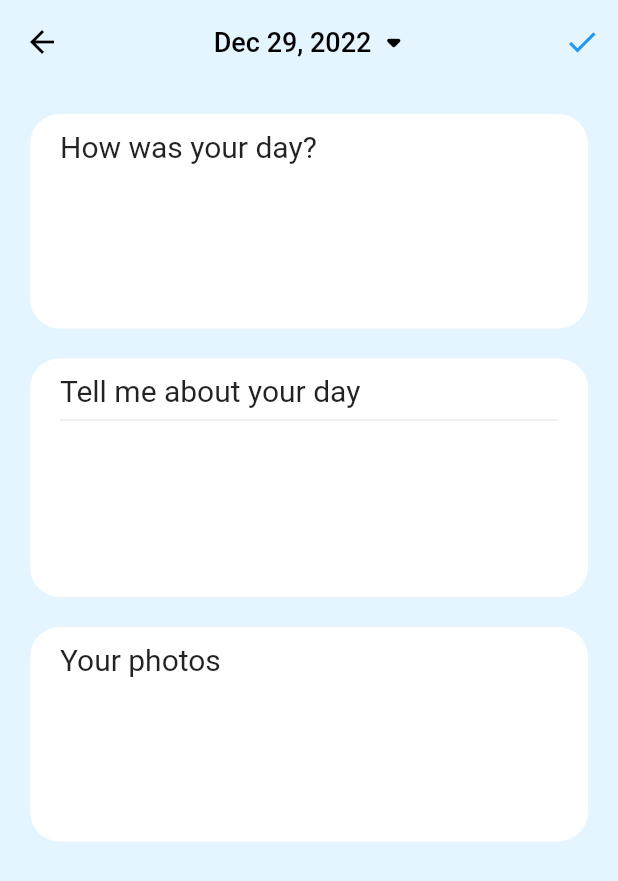
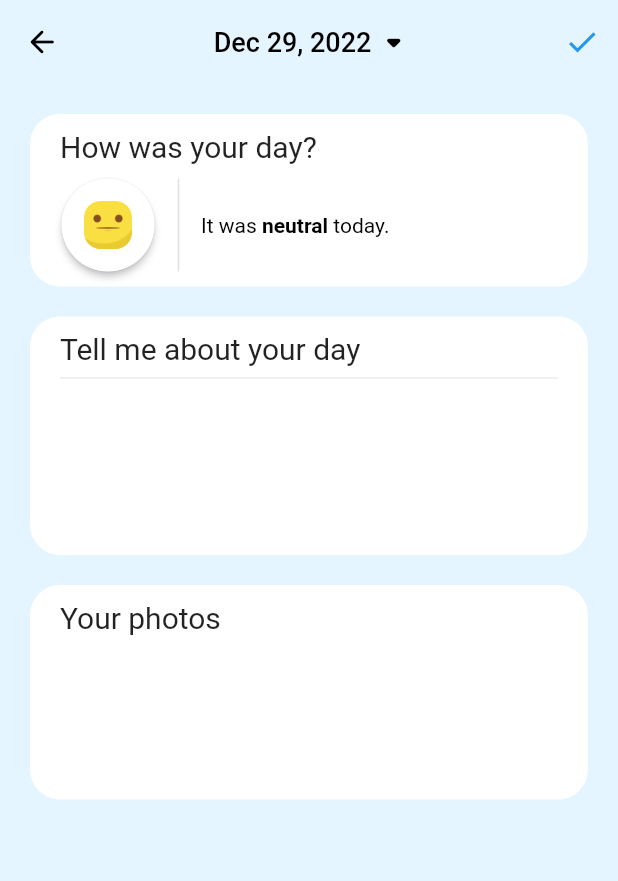
Before and after one commit to VGHao/flutter_memories, a Flutter app: the screen it shows after launch, item 2 of the bottom bar chosen, on a phone screen of 412 x 824 dp. Shown: the top 881 px of the screen. Run offline on Flutter 3.47's test engine with Material 2 defaults, Android fonts, the phone set to English and light mode, and no system bars; our stand-ins replace another_flushbar, flutter_secure_storage; missing offline and left inert: confirm_dialog.

Commit message:
mood_select section updated

```diff
--- a/lib/pages/create_diary.dart
+++ b/lib/pages/create_diary.dart
@@ -1,3 +1,4 @@
+import 'package:confirm_dialog/confirm_dialog.dart';
 import 'package:flutter/material.dart';
 import 'package:intl/intl.dart';
 
@@ -11,6 +12,21 @@ class CreateDiary extends StatefulWidget {
 class _CreateDiaryState extends State<CreateDiary> {
   DateTime selectedDate = DateTime.now();
   DateTime now = DateTime.now();
+  List<String> moodIconList = [
+    'assets/images/mood_cry.png',
+    'assets/images/mood_sad.png',
+    'assets/images/mood_neutral.png',
+    'assets/images/mood_happy.png',
+    'assets/images/mood_excited.png',
+  ];
+  List<String> moodList = [
+    'heartbroken',
+    'unhappy',
+    'neutral',
+    'happy',
+    'delighted',
+  ];
+  int? selectedMood = 2;
 
   Future<void> _selectDate(BuildContext context) async {
     final DateTime? picked = await showDatePicker(
@@ -27,6 +43,20 @@ class _CreateDiaryState extends State<CreateDiary> {
     }
   }
 
+  Future<void> _discardConfirm(BuildContext context) async {
+    if (await confirm(
+      context,
+      title: const Text('Discard'),
+      content: const Text(
+          "Your changes haven't been saved. \nDo you want to discard the changes?"),
+      textOK: const Text('OK'),
+      textCancel: const Text('CANCEL'),
+    )) {
+      return Navigator.of(context).pop();
+    }
+    return;
+  }
+
   @override
   Widget build(BuildContext context) {
     return Scaffold(
@@ -36,14 +66,15 @@ class _CreateDiaryState extends State<CreateDiary> {
         backgroundColor: Colors.transparent,
         foregroundColor: Colors.black,
         centerTitle: true,
+        leading: IconButton(
+          icon: const Icon(Icons.arrow_back_rounded),
+          onPressed: () => _discardConfirm(context),
+        ),
         title: TextButton(
-          onPressed: () {
-            _selectDate(context);
-          },
+          onPressed: () => _selectDate(context),
           child: Row(
             mainAxisAlignment: MainAxisAlignment.center,
             crossAxisAlignment: CrossAxisAlignment.center,
-            // mainAxisSize: MainAxisSize.min,
             children: [
               Text(
                 DateFormat.yMMMd().format(selectedDate),
@@ -62,7 +93,9 @@ class _CreateDiaryState extends State<CreateDiary> {
         ),
         actions: [
           IconButton(
-            onPressed: () {},
+            onPressed: () {
+              //Save data to Database
+            },
             icon: const Icon(Icons.check, color: Colors.blue),
           ),
         ],
@@ -83,8 +116,8 @@ class _CreateDiaryState extends State<CreateDiary> {
                   borderRadius: BorderRadius.circular(20),
                 ),
                 child: Column(
-                  children: const [
-                    Align(
+                  children: [
+                    const Align(
                       alignment: Alignment.centerLeft,
                       child: Text(
                         'How was your day?',
@@ -94,7 +127,77 @@ class _CreateDiaryState extends State<CreateDiary> {
                         ),
                       ),
                     ),
-                    SizedBox(height: 100),
+                    const SizedBox(height: 10),
+                    AnimatedSwitcher(
+                      duration: const Duration(milliseconds: 300),
+                      transitionBuilder: (child, animation) => ScaleTransition(
+                        scale: animation,
+                        alignment: Alignment.centerLeft,
+                        child: child,
+                      ),
+                      child: selectedMood != null
+                          ? IntrinsicHeight(
+                              child: Row(
+                                children: [
+                                  ElevatedButton(
+                                    onPressed: () {
+                                      setState(() {
+                                        selectedMood = null;
+                                      });
+                                    },
+                                    style: ElevatedButton.styleFrom(
+                                      elevation: 2,
+                                      shape: const CircleBorder(),
+                                      padding: const EdgeInsets.all(15),
+                                      backgroundColor: Colors.white,
+                                    ),
+                                    child: Image.asset(
+                                        moodIconList[selectedMood!],
+                                        height: 32),
+                                  ),
+                                  const VerticalDivider(
+                                    width: 30,
+                                    thickness: 1.0,
+                                  ),
+                                  RichText(
+                                    text: TextSpan(
+                                      text: "It was ",
+                                      style: const TextStyle(
+                                        color: Colors.black,
+                                        fontSize: 14,
+                                      ),
+                                      children: <TextSpan>[
+                                        TextSpan(
+                                          text: moodList[selectedMood!],
+                                          style: const TextStyle(
+                                              fontWeight: FontWeight.bold),
+                                        ),
+                                        const TextSpan(text: " today.")
+                                      ],
+                                    ),
+                                  ),
+                                ],
+                              ),
+                            )
+                          : SingleChildScrollView(
+                              scrollDirection: Axis.horizontal,
+                              child: Row(
+                                mainAxisAlignment: MainAxisAlignment.start,
+                                children: List<Widget>.generate(
+                                  5,
+                                  (index) => IconButton(
+                                    onPressed: () {
+                                      setState(() {
+                                        selectedMood = index;
+                                      });
+                                    },
+                                    icon: Image.asset(moodIconList[index]),
+                                    iconSize: 45,
+                                  ),
+                                ),
+                              ),
+                            ),
+                    ),
                   ],
                 ),
               ),
--- a/pubspec.yaml
+++ b/pubspec.yaml
@@ -16,6 +16,7 @@ dependencies:
   flutter_secure_storage: any
   another_flushbar: any
   intl: ^0.18.0
+  confirm_dialog: ^1.0.1
 
 dev_dependencies:
   flutter_test:
```
Also changed, not shown: assets/images/mood_cry.png (added), assets/images/mood_excited.png (added), assets/images/mood_happy.png (added), assets/images/mood_neutral.png (added), assets/images/mood_sad.png (added), pubspec.lock.
